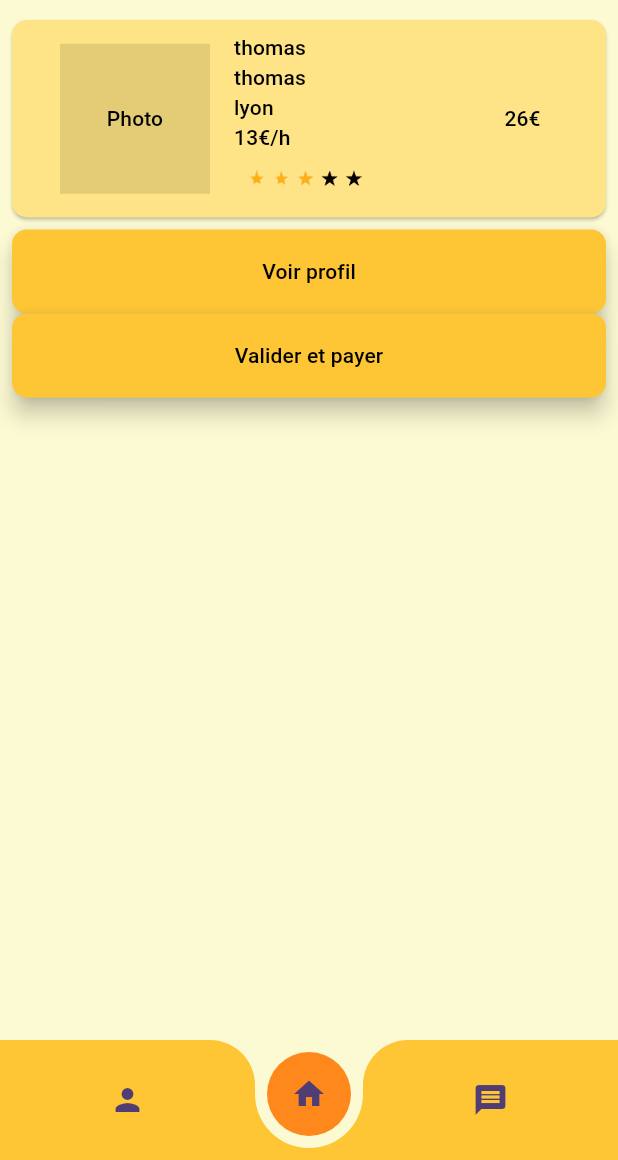
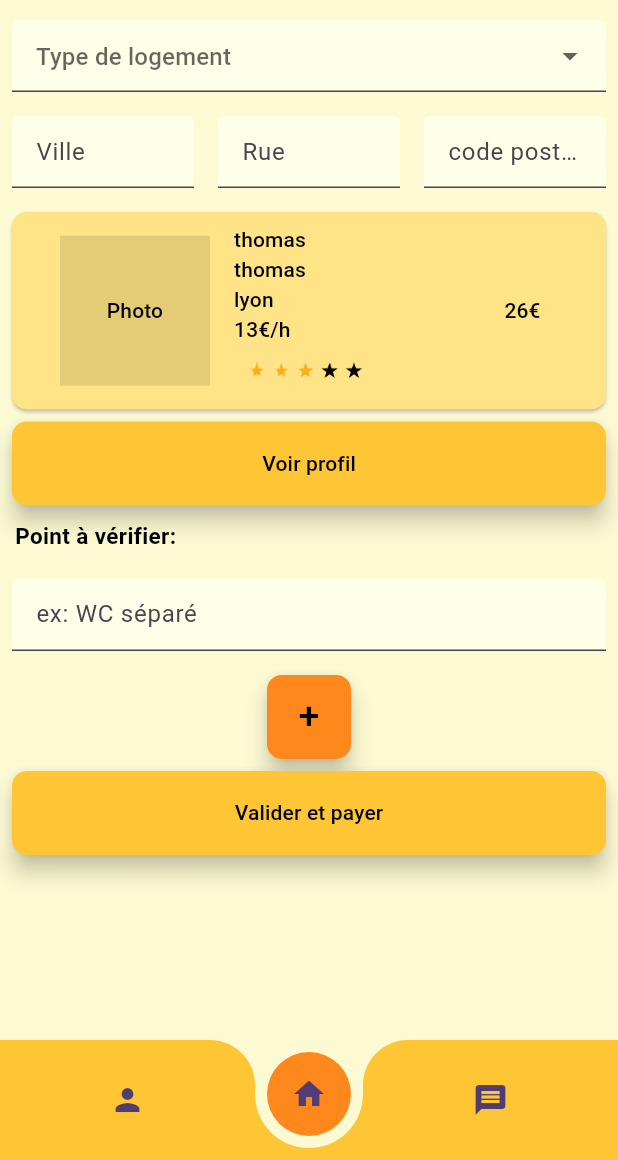
Before and after one commit to lugmog2728/SAE5.01-Voyo, a Flutter app: the VisitePage widget shown alone on an empty page, opened directly, on a phone screen of 412 x 824 dp, the part 76-1236 px from its top. Run offline on Flutter 3.47's test engine with Material 3 defaults, Android fonts, the light colour scheme and no system bars.

Commit message:
WIP viste demande page

```diff
--- a/voyo/lib/visite.dart
+++ b/voyo/lib/visite.dart
@@ -13,11 +13,84 @@ class VisitePage extends StatefulWidget {
 }
 
 class _VisitePageState extends State<VisitePage> {
+  String? _selectedOption = "";
+
+  var items = ['T1', "T2", "Villa"];
+
   @override
   Widget build(BuildContext context) {
     return AppGlobal.Menu(
-        Column(
+        SingleChildScrollView(
+          child: Column(
             children: [
+              Form(
+              autovalidateMode: AutovalidateMode.always,
+              onChanged: () {
+                Form.of(primaryFocus!.context!).save();
+              },
+                child: Wrap(
+                  children: [
+                    Padding(padding: const EdgeInsets.all(8.0),
+                      child:DropdownButtonFormField(
+                        decoration: InputDecoration(
+                          hintText: 'Type de logement',
+                          filled: true,
+                          fillColor: AppGlobal.buttonback,
+                        ),
+                        dropdownColor: Colors.amber,
+                        items: items.map((items){
+                          return DropdownMenuItem(value : items, child: Text(items));
+                        }).toList(),
+                        onChanged: (String? newValue) {
+                          setState(() {
+                            _selectedOption = newValue;
+                          });
+                        }
+                      ),
+                    ),
+                    Row(
+                      children: [
+                        Expanded(
+                          child: Padding(
+                            padding: const EdgeInsets.all(8.0), // ajustez le padding selon vos besoins
+                            child: TextFormField(
+                              textAlign: TextAlign.left,
+                              decoration: InputDecoration(
+                                hintText: "Ville",
+                                filled: true,
+                                fillColor: AppGlobal.buttonback,
+                              ),
+                            ),
+                          ),
+                        ),
+                        Expanded(
+                          child: Padding(
+                            padding: const EdgeInsets.all(8.0), // ajustez le padding selon vos besoins
+                            child: TextFormField(
+                              textAlign: TextAlign.left,
+                              decoration: InputDecoration(
+                                hintText: "Rue",
+                                filled: true,
+                                fillColor: AppGlobal.buttonback,
+                              ),
+                            ),
+                          ),
+                        ),
+                        Expanded(
+                          child: Padding(
+                            padding: const EdgeInsets.all(8.0), // ajustez le padding selon vos besoins
+                            child: TextFormField(
+                              textAlign: TextAlign.left,
+                              decoration: InputDecoration(
+                                hintText: "code postale",
+                                filled: true,
+                                fillColor: AppGlobal.buttonback,
+                              ),
+                            ),
+                          ),
+                        ),
+                      ],
+                    ),
                     Visitor("thomas", "thomas", "lyon", "13", "26"),
                     Row(children: [
                       Expanded(
@@ -37,6 +110,56 @@ class _VisitePageState extends State<VisitePage> {
                         ),
                       ),
                     ]),
+
+                    const Padding(padding: EdgeInsets.all(10.0),
+                      child: Text(
+                        'Point à vérifier:',
+                        style: TextStyle(
+                          fontSize: 15.0,
+                          fontWeight: FontWeight.bold,
+                          color: Colors.black,
+                        ),
+                      ),
+                    ),
+
+                    Expanded(
+                      child: Padding(
+                        padding: const EdgeInsets.all(8.0),
+                        child: TextFormField(
+                          textAlign: TextAlign.left,
+                          decoration: InputDecoration(
+                            hintText: "ex: WC séparé",
+                            filled: true,
+                            fillColor: AppGlobal.buttonback,
+                          ),
+                        ),
+                      ),
+                    ),
+
+                    Center(
+                      child:
+                        Padding(
+                          padding: const EdgeInsets.only(top: 8,bottom: 8),
+                          child:FloatingActionButton(
+                            backgroundColor: AppGlobal.primaryColor,
+                            shape: RoundedRectangleBorder(
+                              borderRadius: BorderRadius.circular(10.0),
+                            ),
+                            onPressed: null,
+                            child:
+                            const Expanded(
+                              child : Text(
+                                '+',
+                                style: TextStyle(
+                                  fontSize: 25.0,
+                                  color: Colors.black
+                                ),
+                              )
+                            )
+                          ),
+                        ),
+                      ),
+
                     Row(children: [
                       Expanded(
                         child: Padding(
@@ -52,7 +175,10 @@ class _VisitePageState extends State<VisitePage> {
                         ),
                       ),
                     ]),
+                  ]),
+              ),
             ],
+          ),
         ),
         widget,
     context);
```
Lines whose indentation alone changed are shown as unchanged.
